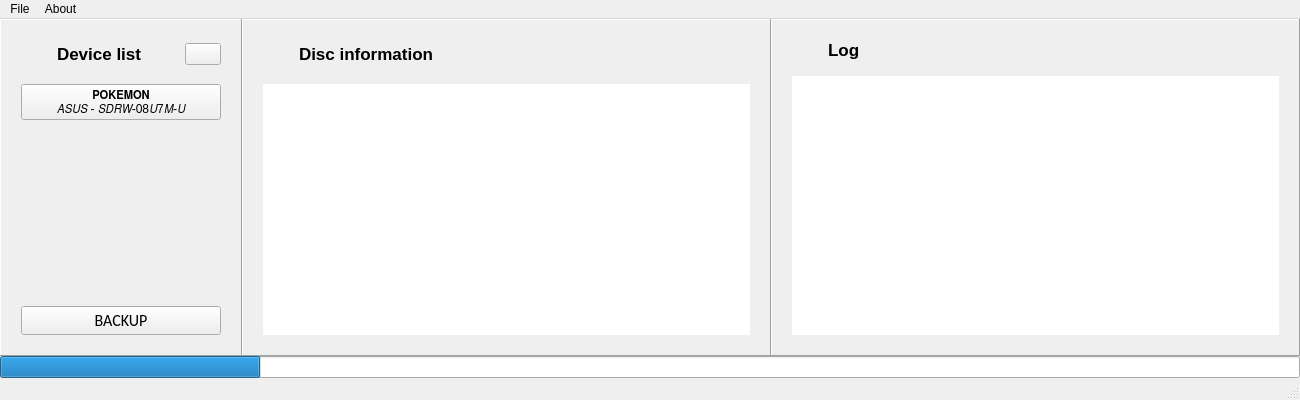
Qt form pslipstream/static/form.ui (rlaphoenix/Slipstream) before a commit.
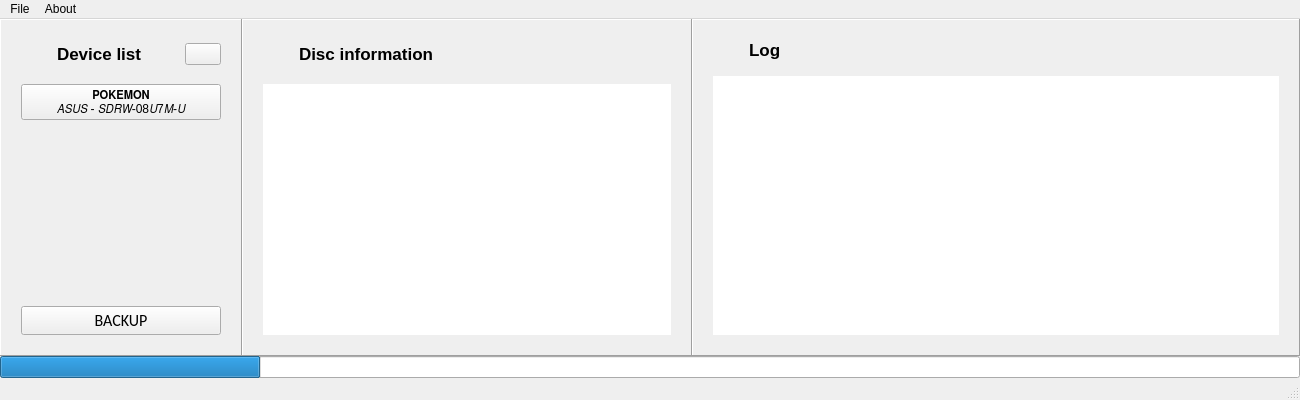
The same form after that commit. Icons and pictures are not drawn.

Commit message: ui.form: Set disc info frame max width to 450

```diff
--- a/pslipstream/static/form.ui
+++ b/pslipstream/static/form.ui
@@ -230,6 +230,12 @@
       </item>
       <item>
        <widget class="QFrame" name="discInfoFrame">
+        <property name="maximumSize">
+         <size>
+          <width>450</width>
+          <height>16777215</height>
+         </size>
+        </property>
         <property name="frameShape">
          <enum>QFrame::Panel</enum>
         </property>
```
